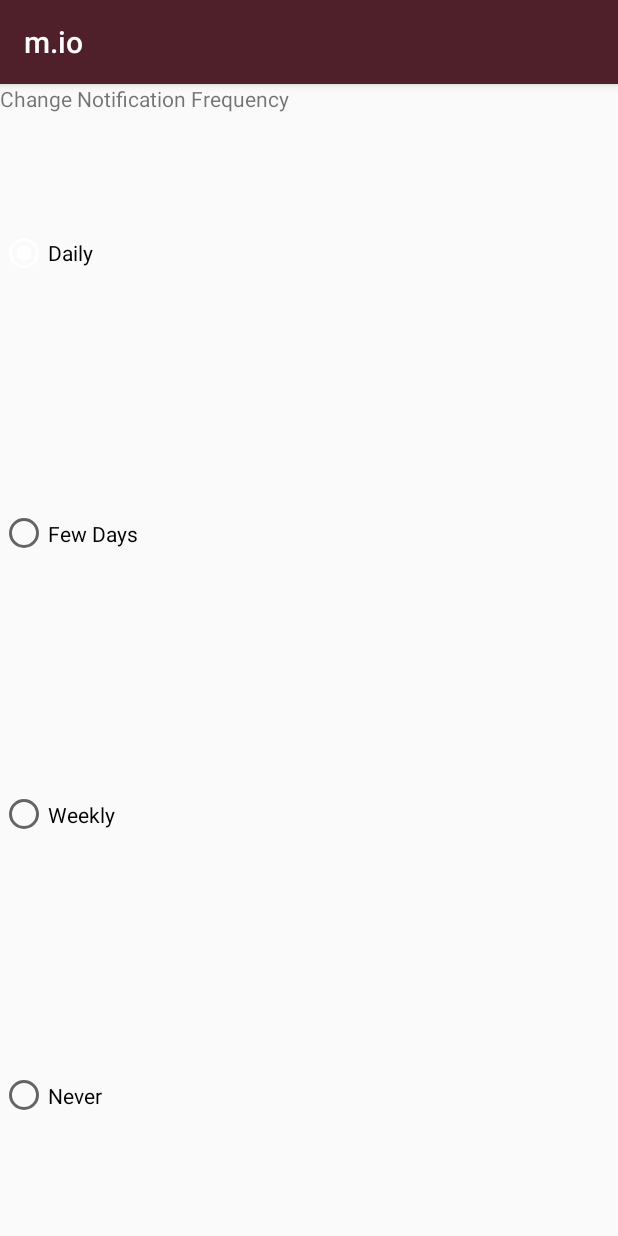
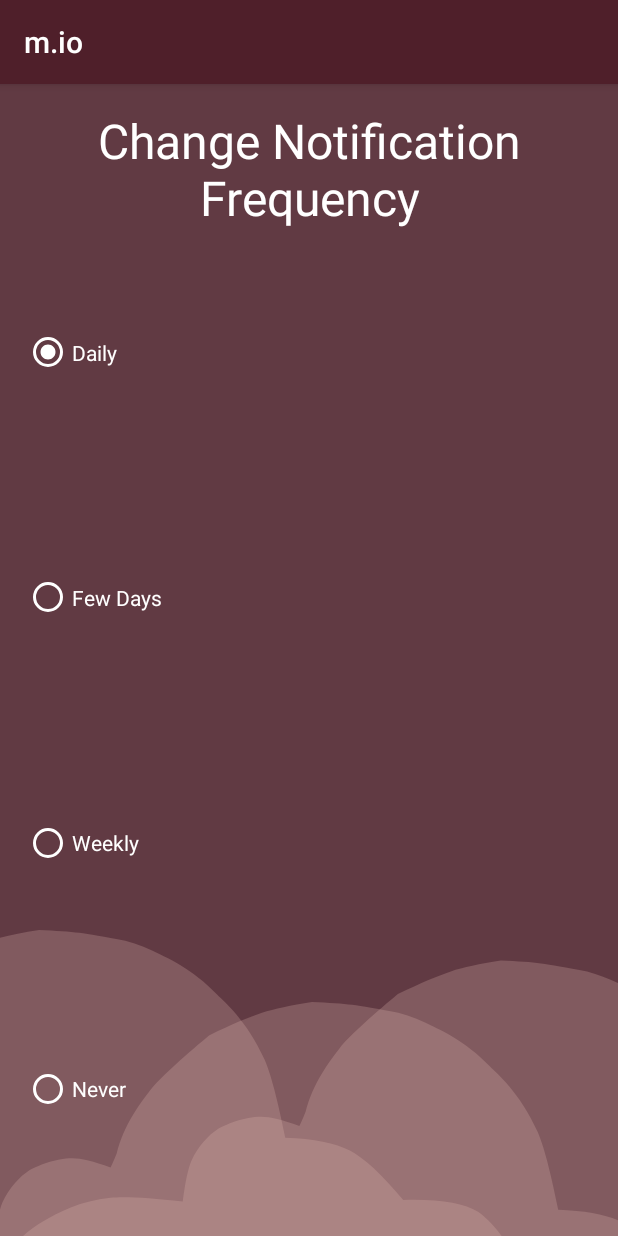
Before and after one commit to jzirkin/cmsc436-feelings_diary, an Android app: the NotificationFrequencyActivity screen opened directly, with no data from a screen before it, on a phone screen of 412 x 824 dp. Run offline under Robolectric (Android 15) with nearby library versions, the phone set to English and light mode, and no system bars.

Commit message:
updated  not freq UI

```diff
--- a/app/src/main/res/layout/activity_notification_frequency.xml
+++ b/app/src/main/res/layout/activity_notification_frequency.xml
@@ -1,17 +1,28 @@
 <?xml version="1.0" encoding="utf-8"?>
-<LinearLayout xmlns:android="http://schemas.android.com/apk/res/android"
+<RelativeLayout xmlns:android="http://schemas.android.com/apk/res/android"
     xmlns:app="http://schemas.android.com/apk/res-auto"
     xmlns:tools="http://schemas.android.com/tools"
+    android:background="@drawable/ic_background_settings"
     android:layout_width="match_parent"
     android:layout_height="match_parent"
-    tools:context=".NotificationFrequencyActivity">
+    tools:context=".NotificationFrequencyActivity"
+    android:paddingLeft="@dimen/activity_horizontal_margin"
+    android:paddingTop="@dimen/activity_vertical_margin"
+    android:paddingRight="@dimen/activity_horizontal_margin"
+    android:paddingBottom="@dimen/activity_vertical_margin"
+    android:gravity="center"
+    android:orientation="vertical">
 
-    <LinearLayout
+    <RelativeLayout
         android:layout_width="match_parent"
         android:layout_height="match_parent"
         android:orientation="vertical">
 
         <TextView
+            android:textSize="32sp"
+            android:gravity="center"
+            android:layout_centerHorizontal="true"
+            android:textColor="@color/white"
             android:id="@+id/notification_frequency_text"
             android:layout_width="match_parent"
             android:layout_height="wrap_content"
@@ -19,10 +30,13 @@
 
         <RadioGroup
             android:id="@+id/frequency_group"
+            android:layout_below="@id/notification_frequency_text"
             android:layout_width="match_parent"
             android:layout_height="match_parent">
 
             <RadioButton
+                android:buttonTint="@color/white"
+                android:textColor="@color/white"
                 android:id="@+id/daily"
                 android:layout_width="wrap_content"
                 android:layout_height="wrap_content"
@@ -30,6 +44,8 @@
                 android:text="@string/frequency_daily" />
 
             <RadioButton
+                android:buttonTint="@color/white"
+                android:textColor="@color/white"
                 android:id="@+id/few_days"
                 android:layout_width="wrap_content"
                 android:layout_height="wrap_content"
@@ -37,6 +53,8 @@
                 android:text="@string/frequency_few_days" />
 
             <RadioButton
+                android:buttonTint="@color/white"
+                android:textColor="@color/white"
                 android:id="@+id/weekly"
                 android:layout_width="wrap_content"
                 android:layout_height="wrap_content"
@@ -44,6 +62,8 @@
                 android:text="@string/frequency_weekly" />
 
             <RadioButton
+                android:buttonTint="@color/white"
+                android:textColor="@color/white"
                 android:id="@+id/never"
                 android:layout_width="wrap_content"
                 android:layout_height="wrap_content"
@@ -53,9 +73,10 @@
 
         <Button
             android:id="@+id/save_notification_frequency_btn"
+            android:layout_below="@id/frequency_group"
             android:layout_width="match_parent"
             android:layout_height="wrap_content"
             android:text="@string/save_notification_frequency" />
-    </LinearLayout>
+    </RelativeLayout>
 
-</LinearLayout>
+</RelativeLayout>
```
